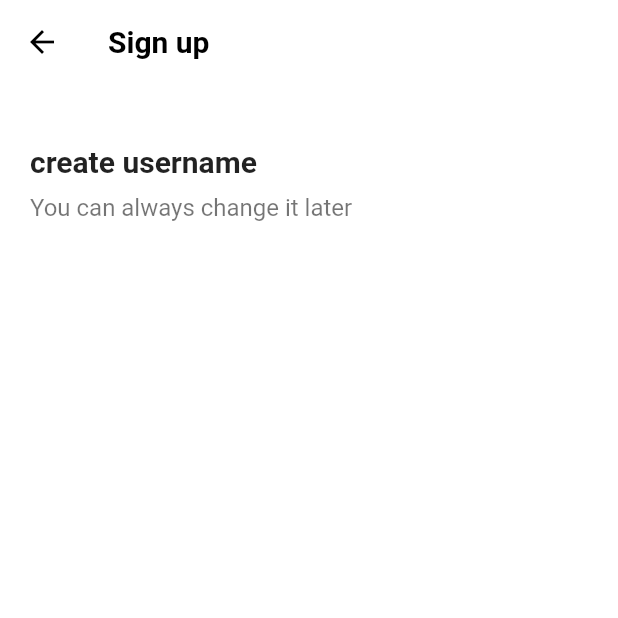
After one commit to wonhopark89-dev/flutter_tictok_clone, a Flutter app: the screen it shows after launch, after a tap on "Use email & password", on a phone screen of 412 x 824 dp, the top half of it. The commit adds this screen. Run offline on Flutter 3.47's test engine with Material 2 defaults, Android fonts, the phone set to English and light mode, and no system bars; our stand-ins replace font_awesome_flutter.

Commit message:
sign up form

```diff
--- /dev/null
+++ b/lib/features/authentication/email_screen.dart
@@ -0,0 +1,42 @@
+import 'package:flutter/material.dart';
+import 'package:flutter_tictok_clone/constants/gaps.dart';
+import 'package:flutter_tictok_clone/constants/sizes.dart';
+
+class EmailScreen extends StatelessWidget {
+  const EmailScreen({super.key});
+
+  @override
+  Widget build(BuildContext context) {
+    return Scaffold(
+      appBar: AppBar(
+        title: const Text('Sign up'),
+      ),
+      body: Padding(
+        padding: const EdgeInsets.symmetric(
+          horizontal: Sizes.size20,
+        ),
+        child: Column(
+          crossAxisAlignment: CrossAxisAlignment.start,
+          children: const [
+            Gaps.v40,
+            Text(
+              'create username',
+              style: TextStyle(
+                fontSize: Sizes.size20,
+                fontWeight: FontWeight.w600,
+              ),
+            ),
+            Gaps.v10,
+            Text(
+              'You can always change it later',
+              style: TextStyle(
+                fontSize: Sizes.size16,
+                color: Colors.black54,
+              ),
+            )
+          ],
+        ),
+      ),
+    );
+  }
+}
--- a/lib/features/authentication/sign_up_screen.dart
+++ b/lib/features/authentication/sign_up_screen.dart
@@ -1,6 +1,7 @@
 import 'package:flutter/material.dart';
 import 'package:flutter_tictok_clone/constants/gaps.dart';
 import 'package:flutter_tictok_clone/constants/sizes.dart';
+import 'package:flutter_tictok_clone/features/authentication/email_screen.dart';
 import 'package:flutter_tictok_clone/features/authentication/login_screen.dart';
 import 'package:flutter_tictok_clone/features/widgets/auth_button.dart';
 import 'package:font_awesome_flutter/font_awesome_flutter.dart';
@@ -8,10 +9,18 @@
 class SignUpScreen extends StatelessWidget {
   const SignUpScreen({super.key});
 
-  void onLoginTap(BuildContext context) {
+  void _onLoginTap(BuildContext context) {
     Navigator.of(context).push(
       MaterialPageRoute(
         builder: (context) => const LoginScreen(),
+      ),
+    );
+  }
+
+  void _onEmailTap(BuildContext context) {
+    Navigator.of(context).push(
+      MaterialPageRoute(
+        builder: (context) => const EmailScreen(),
       ),
     );
   }
@@ -24,14 +33,14 @@
           padding: const EdgeInsets.symmetric(horizontal: Sizes.size40),
           child: Column(
             mainAxisSize: MainAxisSize.min,
-            children: const [
+            children: [
               Gaps.v80,
-              Text(
+              const Text(
                 'Sign up for TikTok',
                 style: TextStyle(fontSize: Sizes.size24, fontWeight: FontWeight.w800),
               ),
               Gaps.v20,
-              Text(
+              const Text(
                 "Create a profile, follow other accounts, make your own videos, and more.",
                 style: TextStyle(
                   fontSize: Sizes.size16,
@@ -40,12 +49,15 @@
                 textAlign: TextAlign.center,
               ),
               Gaps.v40,
-              AuthButton(
-                icon: FaIcon(FontAwesomeIcons.user),
-                text: "Use email & password",
+              GestureDetector(
+                onTap: () => _onEmailTap(context),
+                child: const AuthButton(
+                  icon: FaIcon(FontAwesomeIcons.user),
+                  text: "Use email & password",
+                ),
               ),
               Gaps.v16,
-              AuthButton(
+              const AuthButton(
                 icon: FaIcon(FontAwesomeIcons.apple),
                 text: "Continue with Apple",
               ),
@@ -67,9 +79,7 @@
               ),
               Gaps.h5,
               GestureDetector(
-                onTap: () {
-                  onLoginTap(context);
-                },
+                onTap: () => _onLoginTap(context),
                 child: Text(
                   "Log in",
                   style: TextStyle(
--- a/lib/main.dart
+++ b/lib/main.dart
@@ -1,4 +1,5 @@
 import 'package:flutter/material.dart';
+import 'package:flutter_tictok_clone/constants/sizes.dart';
 import 'package:flutter_tictok_clone/features/authentication/sign_up_screen.dart';
 
 void main() {
@@ -14,6 +15,17 @@
     return MaterialApp(
       title: 'Tictok Clone',
       theme: ThemeData(
+        scaffoldBackgroundColor: Colors.white,
+        appBarTheme: const AppBarTheme(
+          backgroundColor: Colors.white,
+          foregroundColor: Colors.black,
+          elevation: 0,
+          titleTextStyle: TextStyle(
+            fontSize: Sizes.size20,
+            fontWeight: FontWeight.w600,
+            color: Colors.black,
+          ),
+        ),
         primaryColor: const Color(0xFFE9435A),
       ),
       home: const SignUpScreen(),
```
